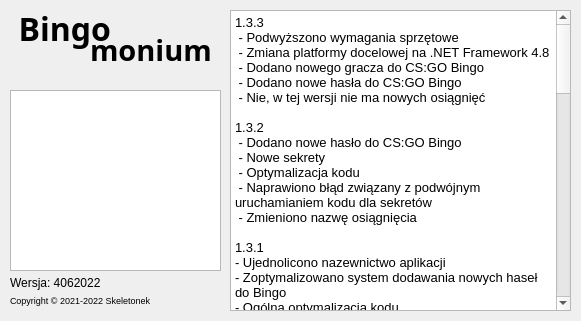
Above: Project/mainwindow.ui from Skeletonek/PandemoniumBingo before the change. Below: the same form after it.
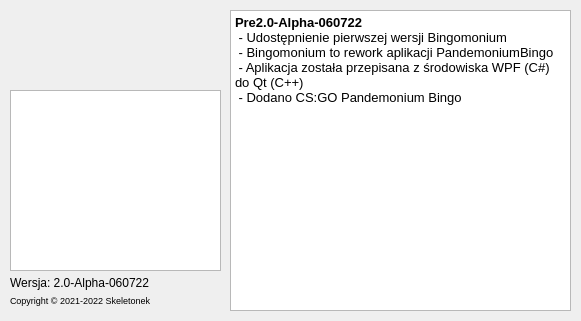
That is the form after the change. Icons and pictures are not drawn.

Diff of the .ui file:
```diff
--- a/Project/mainwindow.ui
+++ b/Project/mainwindow.ui
@@ -10,6 +10,18 @@
     <height>321</height>
    </rect>
   </property>
+  <property name="minimumSize">
+   <size>
+    <width>581</width>
+    <height>321</height>
+   </size>
+  </property>
+  <property name="maximumSize">
+   <size>
+    <width>581</width>
+    <height>321</height>
+   </size>
+  </property>
   <property name="windowTitle">
    <string>Bingomonium</string>
   </property>
@@ -18,34 +30,6 @@
     <normaloff>:/icons/logo.xpm</normaloff>:/icons/logo.xpm</iconset>
   </property>
   <widget class="QWidget" name="centralwidget">
-   <widget class="QLabel" name="label">
-    <property name="geometry">
-     <rect>
-      <x>90</x>
-      <y>30</y>
-      <width>131</width>
-      <height>41</height>
-     </rect>
-    </property>
-    <property name="font">
-     <font>
-      <family>Montserrat</family>
-      <pointsize>22</pointsize>
-      <weight>75</weight>
-      <italic>false</italic>
-      <bold>true</bold>
-     </font>
-    </property>
-    <property name="layoutDirection">
-     <enum>Qt::LeftToRight</enum>
-    </property>
-    <property name="text">
-     <string>monium</string>
-    </property>
-    <property name="alignment">
-     <set>Qt::AlignLeading|Qt::AlignLeft|Qt::AlignTop</set>
-    </property>
-   </widget>
    <widget class="QLabel" name="label_2">
     <property name="geometry">
      <rect>
@@ -61,36 +45,12 @@
      </font>
     </property>
     <property name="text">
-     <string>Wersja: 4062022</string>
+     <string>Wersja: 2.0-Alpha-060722</string>
     </property>
     <property name="alignment">
      <set>Qt::AlignLeading|Qt::AlignLeft|Qt::AlignTop</set>
     </property>
    </widget>
-   <widget class="QLabel" name="label_3">
-    <property name="geometry">
-     <rect>
-      <x>10</x>
-      <y>10</y>
-      <width>101</width>
-      <height>41</height>
-     </rect>
-    </property>
-    <property name="font">
-     <font>
-      <family>Montserrat</family>
-      <pointsize>24</pointsize>
-      <weight>75</weight>
-      <bold>true</bold>
-     </font>
-    </property>
-    <property name="text">
-     <string>Bingo</string>
-    </property>
-    <property name="alignment">
-     <set>Qt::AlignBottom|Qt::AlignRight|Qt::AlignTrailing</set>
-    </property>
-   </widget>
    <widget class="QListView" name="listView">
     <property name="geometry">
      <rect>
@@ -145,77 +105,30 @@
 &lt;html&gt;&lt;head&gt;&lt;meta name=&quot;qrichtext&quot; content=&quot;1&quot; /&gt;&lt;style type=&quot;text/css&quot;&gt;
 p, li { white-space: pre-wrap; }
 &lt;/style&gt;&lt;/head&gt;&lt;body style=&quot; font-family:'Noto Sans'; font-size:10pt; font-weight:400; font-style:normal;&quot;&gt;
-&lt;p style=&quot; margin-top:0px; margin-bottom:0px; margin-left:0px; margin-right:0px; -qt-block-indent:0; text-indent:0px;&quot;&gt;1.3.3&lt;/p&gt;
-&lt;p style=&quot; margin-top:0px; margin-bottom:0px; margin-left:0px; margin-right:0px; -qt-block-indent:0; text-indent:0px;&quot;&gt; - Podwyższono wymagania sprzętowe&lt;/p&gt;
-&lt;p style=&quot; margin-top:0px; margin-bottom:0px; margin-left:0px; margin-right:0px; -qt-block-indent:0; text-indent:0px;&quot;&gt; - Zmiana platformy docelowej na .NET Framework 4.8&lt;/p&gt;
-&lt;p style=&quot; margin-top:0px; margin-bottom:0px; margin-left:0px; margin-right:0px; -qt-block-indent:0; text-indent:0px;&quot;&gt; - Dodano nowego gracza do CS:GO Bingo&lt;/p&gt;
-&lt;p style=&quot; margin-top:0px; margin-bottom:0px; margin-left:0px; margin-right:0px; -qt-block-indent:0; text-indent:0px;&quot;&gt; - Dodano nowe hasła do CS:GO Bingo&lt;/p&gt;
-&lt;p style=&quot; margin-top:0px; margin-bottom:0px; margin-left:0px; margin-right:0px; -qt-block-indent:0; text-indent:0px;&quot;&gt; - Nie, w tej wersji nie ma nowych osiągnięć&lt;/p&gt;
-&lt;p style=&quot;-qt-paragraph-type:empty; margin-top:0px; margin-bottom:0px; margin-left:0px; margin-right:0px; -qt-block-indent:0; text-indent:0px;&quot;&gt;&lt;br /&gt;&lt;/p&gt;
-&lt;p style=&quot; margin-top:0px; margin-bottom:0px; margin-left:0px; margin-right:0px; -qt-block-indent:0; text-indent:0px;&quot;&gt;1.3.2&lt;/p&gt;
-&lt;p style=&quot; margin-top:0px; margin-bottom:0px; margin-left:0px; margin-right:0px; -qt-block-indent:0; text-indent:0px;&quot;&gt; - Dodano nowe hasło do CS:GO Bingo&lt;/p&gt;
-&lt;p style=&quot; margin-top:0px; margin-bottom:0px; margin-left:0px; margin-right:0px; -qt-block-indent:0; text-indent:0px;&quot;&gt; - Nowe sekrety&lt;/p&gt;
-&lt;p style=&quot; margin-top:0px; margin-bottom:0px; margin-left:0px; margin-right:0px; -qt-block-indent:0; text-indent:0px;&quot;&gt; - Optymalizacja kodu&lt;/p&gt;
-&lt;p style=&quot; margin-top:0px; margin-bottom:0px; margin-left:0px; margin-right:0px; -qt-block-indent:0; text-indent:0px;&quot;&gt; - Naprawiono błąd związany z podwójnym uruchamianiem kodu dla sekretów&lt;/p&gt;
-&lt;p style=&quot; margin-top:0px; margin-bottom:0px; margin-left:0px; margin-right:0px; -qt-block-indent:0; text-indent:0px;&quot;&gt; - Zmieniono nazwę osiągnięcia&lt;/p&gt;
-&lt;p style=&quot;-qt-paragraph-type:empty; margin-top:0px; margin-bottom:0px; margin-left:0px; margin-right:0px; -qt-block-indent:0; text-indent:0px;&quot;&gt;&lt;br /&gt;&lt;/p&gt;
-&lt;p style=&quot; margin-top:0px; margin-bottom:0px; margin-left:0px; margin-right:0px; -qt-block-indent:0; text-indent:0px;&quot;&gt;1.3.1&lt;/p&gt;
-&lt;p style=&quot; margin-top:0px; margin-bottom:0px; margin-left:0px; margin-right:0px; -qt-block-indent:0; text-indent:0px;&quot;&gt;- Ujednolicono nazewnictwo aplikacji&lt;/p&gt;
-&lt;p style=&quot; margin-top:0px; margin-bottom:0px; margin-left:0px; margin-right:0px; -qt-block-indent:0; text-indent:0px;&quot;&gt;- Zoptymalizowano system dodawania nowych haseł do Bingo&lt;/p&gt;
-&lt;p style=&quot; margin-top:0px; margin-bottom:0px; margin-left:0px; margin-right:0px; -qt-block-indent:0; text-indent:0px;&quot;&gt;- Ogólna optymalizacja kodu&lt;/p&gt;
-&lt;p style=&quot; margin-top:0px; margin-bottom:0px; margin-left:0px; margin-right:0px; -qt-block-indent:0; text-indent:0px;&quot;&gt;- Dostosowano Scrollbar'y do DarkUI&lt;/p&gt;
-&lt;p style=&quot; margin-top:0px; margin-bottom:0px; margin-left:0px; margin-right:0px; -qt-block-indent:0; text-indent:0px;&quot;&gt;- Dodano jeszcze więcej smaczków&lt;/p&gt;
-&lt;p style=&quot; margin-top:0px; margin-bottom:0px; margin-left:0px; margin-right:0px; -qt-block-indent:0; text-indent:0px;&quot;&gt;- Dodano panel z listą wszystkich osiągnięć&lt;/p&gt;
-&lt;p style=&quot; margin-top:0px; margin-bottom:0px; margin-left:0px; margin-right:0px; -qt-block-indent:0; text-indent:0px;&quot;&gt;- Poprawa błędów&lt;/p&gt;
-&lt;p style=&quot;-qt-paragraph-type:empty; margin-top:0px; margin-bottom:0px; margin-left:0px; margin-right:0px; -qt-block-indent:0; text-indent:0px;&quot;&gt;&lt;br /&gt;&lt;/p&gt;
-&lt;p style=&quot; margin-top:0px; margin-bottom:0px; margin-left:0px; margin-right:0px; -qt-block-indent:0; text-indent:0px;&quot;&gt;1.3.0&lt;/p&gt;
-&lt;p style=&quot; margin-top:0px; margin-bottom:0px; margin-left:0px; margin-right:0px; -qt-block-indent:0; text-indent:0px;&quot;&gt;- Zmodyfikowano mechanizm aktualizacji, aby sprawdzał nową aktualizację przed uruchomieniem programu&lt;/p&gt;
-&lt;p style=&quot; margin-top:0px; margin-bottom:0px; margin-left:0px; margin-right:0px; -qt-block-indent:0; text-indent:0px;&quot;&gt;- Zmodyfikowano wygląd menu głównego aplikacji&lt;/p&gt;
-&lt;p style=&quot; margin-top:0px; margin-bottom:0px; margin-left:0px; margin-right:0px; -qt-block-indent:0; text-indent:0px;&quot;&gt;- Zaktualizowano ikonę&lt;/p&gt;
-&lt;p style=&quot; margin-top:0px; margin-bottom:0px; margin-left:0px; margin-right:0px; -qt-block-indent:0; text-indent:0px;&quot;&gt;- Dodano ten piękny changelog&lt;/p&gt;
-&lt;p style=&quot; margin-top:0px; margin-bottom:0px; margin-left:0px; margin-right:0px; -qt-block-indent:0; text-indent:0px;&quot;&gt;- Poprawiono hasła w CS:GO Bingo&lt;/p&gt;
-&lt;p style=&quot; margin-top:0px; margin-bottom:0px; margin-left:0px; margin-right:0px; -qt-block-indent:0; text-indent:0px;&quot;&gt;- Dodano nowe hasła do CS:GO Bingo&lt;/p&gt;
-&lt;p style=&quot; margin-top:0px; margin-bottom:0px; margin-left:0px; margin-right:0px; -qt-block-indent:0; text-indent:0px;&quot;&gt;- Dodano tylko parę fajnych smaczków&lt;/p&gt;
-&lt;p style=&quot;-qt-paragraph-type:empty; margin-top:0px; margin-bottom:0px; margin-left:0px; margin-right:0px; -qt-block-indent:0; text-indent:0px;&quot;&gt;&lt;br /&gt;&lt;/p&gt;
-&lt;p style=&quot; margin-top:0px; margin-bottom:0px; margin-left:0px; margin-right:0px; -qt-block-indent:0; text-indent:0px;&quot;&gt;1.2.1&lt;/p&gt;
-&lt;p style=&quot; margin-top:0px; margin-bottom:0px; margin-left:0px; margin-right:0px; -qt-block-indent:0; text-indent:0px;&quot;&gt;- Dodano więcej haseł do CS:GO Bingo&lt;/p&gt;
-&lt;p style=&quot; margin-top:0px; margin-bottom:0px; margin-left:0px; margin-right:0px; -qt-block-indent:0; text-indent:0px;&quot;&gt;- Dodano więcej haseł do Rocket League Bingo&lt;/p&gt;
-&lt;p style=&quot;-qt-paragraph-type:empty; margin-top:0px; margin-bottom:0px; margin-left:0px; margin-right:0px; -qt-block-indent:0; text-indent:0px;&quot;&gt;&lt;br /&gt;&lt;/p&gt;
-&lt;p style=&quot; margin-top:0px; margin-bottom:0px; margin-left:0px; margin-right:0px; -qt-block-indent:0; text-indent:0px;&quot;&gt;1.2.0&lt;/p&gt;
-&lt;p style=&quot; margin-top:0px; margin-bottom:0px; margin-left:0px; margin-right:0px; -qt-block-indent:0; text-indent:0px;&quot;&gt; - Dodano instalator do aplikacji&lt;/p&gt;
-&lt;p style=&quot; margin-top:0px; margin-bottom:0px; margin-left:0px; margin-right:0px; -qt-block-indent:0; text-indent:0px;&quot;&gt; - Dodano mechanizm aktualizacji&lt;/p&gt;
-&lt;p style=&quot; margin-top:0px; margin-bottom:0px; margin-left:0px; margin-right:0px; -qt-block-indent:0; text-indent:0px;&quot;&gt; - Dodano możliwość wykluczenia osób które nie biorą udziału w Bingo&lt;/p&gt;
-&lt;p style=&quot; margin-top:0px; margin-bottom:0px; margin-left:0px; margin-right:0px; -qt-block-indent:0; text-indent:0px;&quot;&gt; - Dodano licznik osiągniętych bingo&lt;/p&gt;
-&lt;p style=&quot; margin-top:0px; margin-bottom:0px; margin-left:0px; margin-right:0px; -qt-block-indent:0; text-indent:0px;&quot;&gt; - Dodano efekt dźwiękowy przy osiągnięciu nowego bingo&lt;/p&gt;
-&lt;p style=&quot; margin-top:0px; margin-bottom:0px; margin-left:0px; margin-right:0px; -qt-block-indent:0; text-indent:0px;&quot;&gt; - Lekka zmiana wyglądu aplikacji&lt;/p&gt;
-&lt;p style=&quot; margin-top:0px; margin-bottom:0px; margin-left:0px; margin-right:0px; -qt-block-indent:0; text-indent:0px;&quot;&gt; - Dodano więcej haseł do CS:GO Bingo&lt;/p&gt;
-&lt;p style=&quot;-qt-paragraph-type:empty; margin-top:0px; margin-bottom:0px; margin-left:0px; margin-right:0px; -qt-block-indent:0; text-indent:0px;&quot;&gt;&lt;br /&gt;&lt;/p&gt;
-&lt;p style=&quot; margin-top:0px; margin-bottom:0px; margin-left:0px; margin-right:0px; -qt-block-indent:0; text-indent:0px;&quot;&gt;1.1.1&lt;/p&gt;
-&lt;p style=&quot; margin-top:0px; margin-bottom:0px; margin-left:0px; margin-right:0px; -qt-block-indent:0; text-indent:0px;&quot;&gt; - Dodano czcionkę Montserrat jako zasób pliku .exe&lt;/p&gt;
-&lt;p style=&quot; margin-top:0px; margin-bottom:0px; margin-left:0px; margin-right:0px; -qt-block-indent:0; text-indent:0px;&quot;&gt; - Drobne poprawki wizualne&lt;/p&gt;
-&lt;p style=&quot;-qt-paragraph-type:empty; margin-top:0px; margin-bottom:0px; margin-left:0px; margin-right:0px; -qt-block-indent:0; text-indent:0px;&quot;&gt;&lt;br /&gt;&lt;/p&gt;
-&lt;p style=&quot; margin-top:0px; margin-bottom:0px; margin-left:0px; margin-right:0px; -qt-block-indent:0; text-indent:0px;&quot;&gt;1.1.0&lt;/p&gt;
-&lt;p style=&quot; margin-top:0px; margin-bottom:0px; margin-left:0px; margin-right:0px; -qt-block-indent:0; text-indent:0px;&quot;&gt; - Wprowadzono algorytm pseudolosujący hasła&lt;/p&gt;
-&lt;p style=&quot; margin-top:0px; margin-bottom:0px; margin-left:0px; margin-right:0px; -qt-block-indent:0; text-indent:0px;&quot;&gt; - Wyrównano układ przycisków&lt;/p&gt;
-&lt;p style=&quot; margin-top:0px; margin-bottom:0px; margin-left:0px; margin-right:0px; -qt-block-indent:0; text-indent:0px;&quot;&gt; - Wprowadzono nowy sposób wyglądu binga&lt;/p&gt;
-&lt;p style=&quot; margin-top:0px; margin-bottom:0px; margin-left:0px; margin-right:0px; -qt-block-indent:0; text-indent:0px;&quot;&gt; - Zmieniono wygląd aplikacji na DarkUI&lt;/p&gt;
-&lt;p style=&quot; margin-top:0px; margin-bottom:0px; margin-left:0px; margin-right:0px; -qt-block-indent:0; text-indent:0px;&quot;&gt; - Dodano więcej haseł do CS:GO Bingo&lt;/p&gt;
-&lt;p style=&quot; margin-top:0px; margin-bottom:0px; margin-left:0px; margin-right:0px; -qt-block-indent:0; text-indent:0px;&quot;&gt; - Dodano więcej haseł do Rocket League Bingo&lt;/p&gt;
-&lt;p style=&quot; margin-top:0px; margin-bottom:0px; margin-left:0px; margin-right:0px; -qt-block-indent:0; text-indent:0px;&quot;&gt; - Zmiana platformy na .NET Framework 4.5.2 (poprzednio .NET 5.0)&lt;/p&gt;
-&lt;p style=&quot;-qt-paragraph-type:empty; margin-top:0px; margin-bottom:0px; margin-left:0px; margin-right:0px; -qt-block-indent:0; text-indent:0px;&quot;&gt;&lt;br /&gt;&lt;/p&gt;
-&lt;p style=&quot; margin-top:0px; margin-bottom:0px; margin-left:0px; margin-right:0px; -qt-block-indent:0; text-indent:0px;&quot;&gt;1.0.3&lt;/p&gt;
-&lt;p style=&quot; margin-top:0px; margin-bottom:0px; margin-left:0px; margin-right:0px; -qt-block-indent:0; text-indent:0px;&quot;&gt;-Poprawiono błąd z crash'em aplikacji w CS:GO Bingo&lt;/p&gt;
-&lt;p style=&quot;-qt-paragraph-type:empty; margin-top:0px; margin-bottom:0px; margin-left:0px; margin-right:0px; -qt-block-indent:0; text-indent:0px;&quot;&gt;&lt;br /&gt;&lt;/p&gt;
-&lt;p style=&quot; margin-top:0px; margin-bottom:0px; margin-left:0px; margin-right:0px; -qt-block-indent:0; text-indent:0px;&quot;&gt;1.0.2&lt;/p&gt;
-&lt;p style=&quot; margin-top:0px; margin-bottom:0px; margin-left:0px; margin-right:0px; -qt-block-indent:0; text-indent:0px;&quot;&gt;-Zaktualizowano CS:GO Bingo&lt;/p&gt;
-&lt;p style=&quot;-qt-paragraph-type:empty; margin-top:0px; margin-bottom:0px; margin-left:0px; margin-right:0px; -qt-block-indent:0; text-indent:0px;&quot;&gt;&lt;br /&gt;&lt;/p&gt;
-&lt;p style=&quot; margin-top:0px; margin-bottom:0px; margin-left:0px; margin-right:0px; -qt-block-indent:0; text-indent:0px;&quot;&gt;1.0.1&lt;/p&gt;
-&lt;p style=&quot; margin-top:0px; margin-bottom:0px; margin-left:0px; margin-right:0px; -qt-block-indent:0; text-indent:0px;&quot;&gt;-Dodano możliwość odznaczania pól&lt;/p&gt;
-&lt;p style=&quot; margin-top:0px; margin-bottom:0px; margin-left:0px; margin-right:0px; -qt-block-indent:0; text-indent:0px;&quot;&gt;-Poprawiono błąd z nieprawidłowym obliczaniem bingo&lt;/p&gt;
-&lt;p style=&quot; margin-top:0px; margin-bottom:0px; margin-left:0px; margin-right:0px; -qt-block-indent:0; text-indent:0px;&quot;&gt;-Zaktualizowano Rocket League Bingo&lt;/p&gt;
-&lt;p style=&quot;-qt-paragraph-type:empty; margin-top:0px; margin-bottom:0px; margin-left:0px; margin-right:0px; -qt-block-indent:0; text-indent:0px;&quot;&gt;&lt;br /&gt;&lt;/p&gt;
-&lt;p style=&quot; margin-top:0px; margin-bottom:0px; margin-left:0px; margin-right:0px; -qt-block-indent:0; text-indent:0px;&quot;&gt;1.0.0&lt;/p&gt;
-&lt;p style=&quot; margin-top:0px; margin-bottom:0px; margin-left:0px; margin-right:0px; -qt-block-indent:0; text-indent:0px;&quot;&gt;-Pierwsze wydanie&lt;/p&gt;&lt;/body&gt;&lt;/html&gt;</string>
+&lt;p style=&quot; margin-top:0px; margin-bottom:0px; margin-left:0px; margin-right:0px; -qt-block-indent:0; text-indent:0px;&quot;&gt;&lt;span style=&quot; font-weight:600;&quot;&gt;Pre2.0-Alpha-060722&lt;/span&gt;&lt;/p&gt;
+&lt;p style=&quot; margin-top:0px; margin-bottom:0px; margin-left:0px; margin-right:0px; -qt-block-indent:0; text-indent:0px;&quot;&gt; - Udostępnienie pierwszej wersji Bingomonium&lt;/p&gt;
+&lt;p style=&quot; margin-top:0px; margin-bottom:0px; margin-left:0px; margin-right:0px; -qt-block-indent:0; text-indent:0px;&quot;&gt; - Bingomonium to rework aplikacji PandemoniumBingo&lt;/p&gt;
+&lt;p style=&quot; margin-top:0px; margin-bottom:0px; margin-left:0px; margin-right:0px; -qt-block-indent:0; text-indent:0px;&quot;&gt; - Aplikacja została przepisana z środowiska WPF (C#) do Qt (C++)&lt;/p&gt;
+&lt;p style=&quot; margin-top:0px; margin-bottom:0px; margin-left:0px; margin-right:0px; -qt-block-indent:0; text-indent:0px;&quot;&gt; - Dodano CS:GO Pandemonium Bingo&lt;/p&gt;&lt;/body&gt;&lt;/html&gt;</string>
+    </property>
+   </widget>
+   <widget class="QLabel" name="label">
+    <property name="geometry">
+     <rect>
+      <x>20</x>
+      <y>20</y>
+      <width>191</width>
+      <height>48</height>
+     </rect>
+    </property>
+    <property name="text">
+     <string/>
+    </property>
+    <property name="pixmap">
+     <pixmap resource="QtResourceFile.qrc">:/img/bingomonium_logo.png</pixmap>
+    </property>
+    <property name="scaledContents">
+     <bool>true</bool>
     </property>
    </widget>
   </widget>
```
